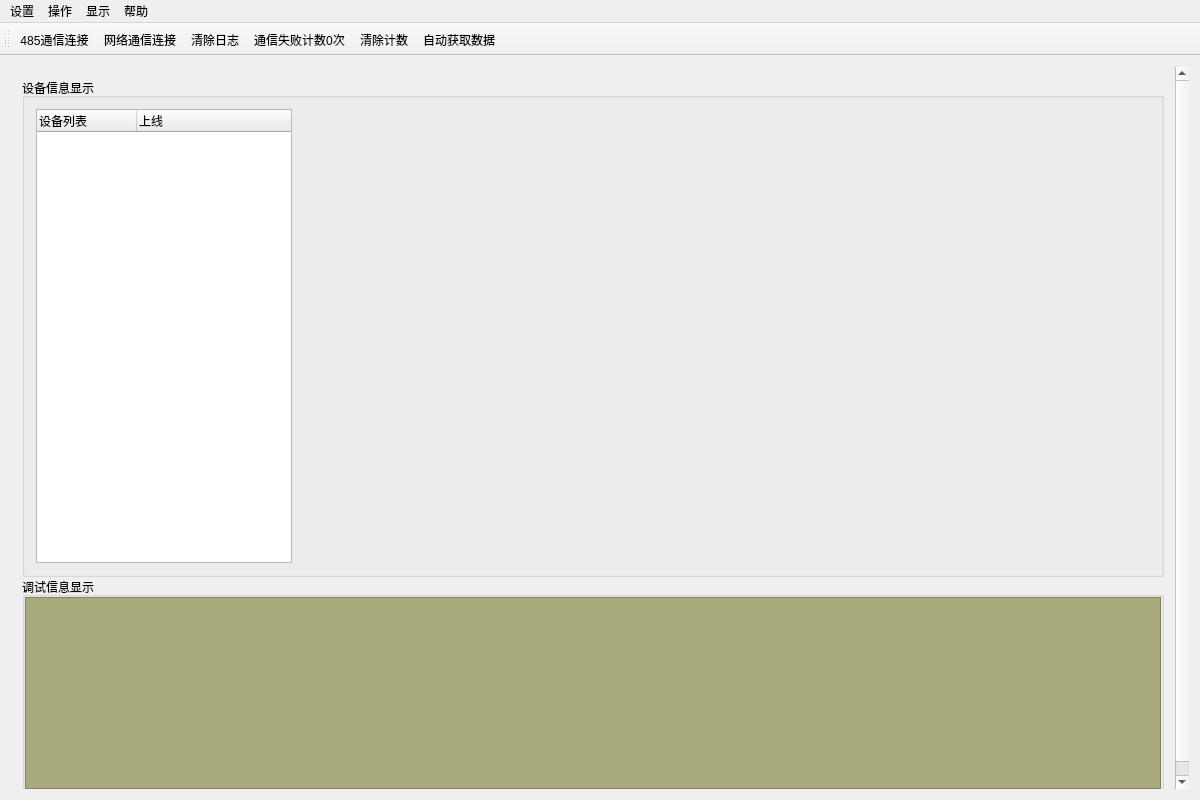
Before: the Qt Designer form monitormainwindow.ui in ounie-os/line_monitor, drawn with Qt 5.
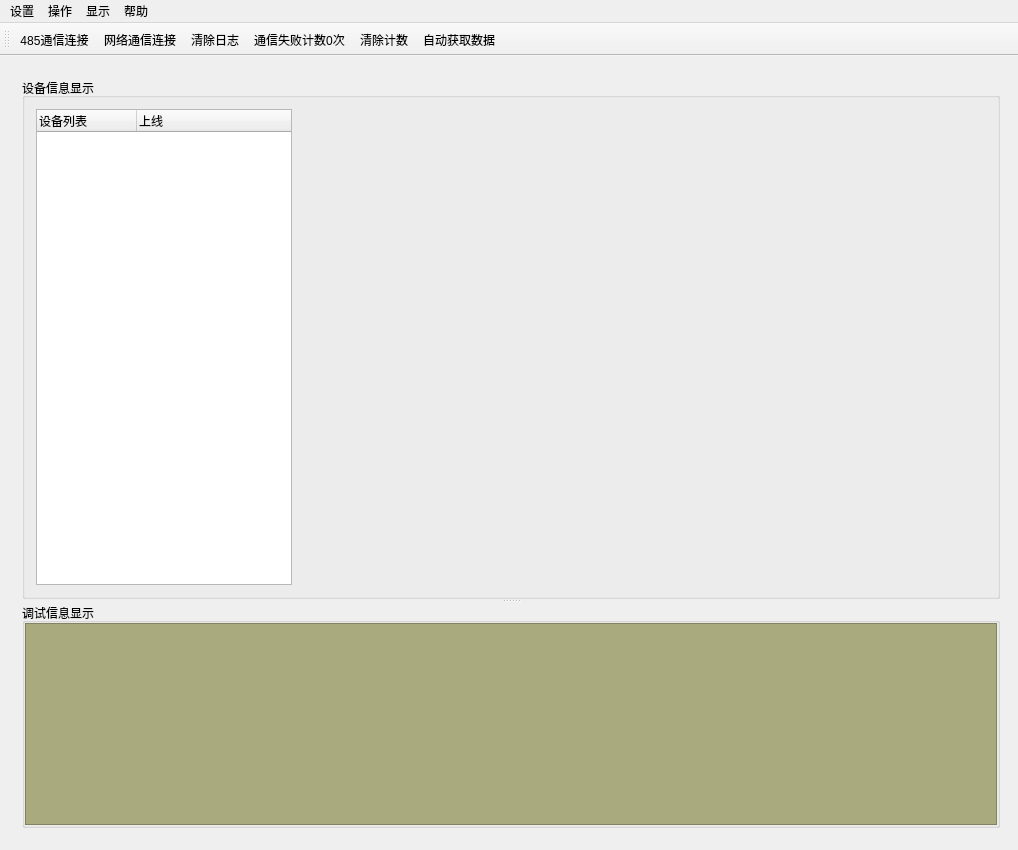
After: the same form once the commit is applied. The open tabs and pages were chosen to show the change. Custom widgets are drawn as their Qt base class.

Patch:
```diff
--- a/monitormainwindow.ui
+++ b/monitormainwindow.ui
@@ -6,8 +6,8 @@
    <rect>
     <x>0</x>
     <y>0</y>
-    <width>1200</width>
-    <height>800</height>
+    <width>1018</width>
+    <height>850</height>
    </rect>
   </property>
   <property name="sizePolicy">
@@ -29,6 +29,12 @@
    <string>MonitorMainWindow</string>
   </property>
   <widget class="QWidget" name="centralWidget">
+   <property name="sizePolicy">
+    <sizepolicy hsizetype="Preferred" vsizetype="Expanding">
+     <horstretch>0</horstretch>
+     <verstretch>0</verstretch>
+    </sizepolicy>
+   </property>
    <layout class="QVBoxLayout" name="verticalLayout_2">
     <item>
      <widget class="QScrollArea" name="scrollArea">
@@ -58,18 +64,29 @@
         <rect>
          <x>0</x>
          <y>0</y>
-         <width>1182</width>
-         <height>737</height>
+         <width>1000</width>
+         <height>787</height>
         </rect>
        </property>
-       <layout class="QHBoxLayout" name="horizontalLayout_5">
-        <item>
+       <property name="sizePolicy">
+        <sizepolicy hsizetype="Preferred" vsizetype="Expanding">
+         <horstretch>0</horstretch>
+         <verstretch>0</verstretch>
+        </sizepolicy>
+       </property>
          <layout class="QVBoxLayout" name="verticalLayout">
-          <property name="spacing">
-           <number>0</number>
-          </property>
           <item>
+         <widget class="QSplitter" name="splitter">
+          <property name="orientation">
+           <enum>Qt::Vertical</enum>
+          </property>
            <widget class="QGroupBox" name="groupBox_2">
+           <property name="sizePolicy">
+            <sizepolicy hsizetype="Preferred" vsizetype="Expanding">
+             <horstretch>0</horstretch>
+             <verstretch>0</verstretch>
+            </sizepolicy>
+           </property>
             <property name="title">
              <string>设备信息显示</string>
             </property>
@@ -91,15 +108,27 @@
              </property>
              <item>
               <widget class="QStackedWidget" name="stackedWidget">
+              <property name="sizePolicy">
+               <sizepolicy hsizetype="Preferred" vsizetype="Expanding">
+                <horstretch>0</horstretch>
+                <verstretch>0</verstretch>
+               </sizepolicy>
+              </property>
                <property name="currentIndex">
                 <number>0</number>
                </property>
                <widget class="QWidget" name="page">
+               <property name="sizePolicy">
+                <sizepolicy hsizetype="Preferred" vsizetype="Expanding">
+                 <horstretch>0</horstretch>
+                 <verstretch>0</verstretch>
+                </sizepolicy>
+               </property>
                 <layout class="QHBoxLayout" name="horizontalLayout_2">
                  <item>
                   <widget class="QTreeWidget" name="treeWidget_deviceList">
                    <property name="sizePolicy">
-                    <sizepolicy hsizetype="Fixed" vsizetype="Preferred">
+                   <sizepolicy hsizetype="Fixed" vsizetype="Expanding">
                      <horstretch>0</horstretch>
                      <verstretch>0</verstretch>
                     </sizepolicy>
@@ -121,13 +150,26 @@
                  </item>
                  <item>
                   <widget class="QStackedWidget" name="stackedWidget_device">
+                  <property name="sizePolicy">
+                   <sizepolicy hsizetype="Preferred" vsizetype="Expanding">
+                    <horstretch>0</horstretch>
+                    <verstretch>0</verstretch>
+                   </sizepolicy>
+                  </property>
                    <property name="currentIndex">
                     <number>0</number>
                    </property>
                    <widget class="QWidget" name="page_2">
                     <layout class="QHBoxLayout" name="horizontalLayout_3"/>
                    </widget>
-                   <widget class="QWidget" name="page_3"/>
+                  <widget class="QWidget" name="page_3">
+                   <property name="sizePolicy">
+                    <sizepolicy hsizetype="Preferred" vsizetype="Expanding">
+                     <horstretch>0</horstretch>
+                     <verstretch>0</verstretch>
+                    </sizepolicy>
+                   </property>
+                  </widget>
                   </widget>
                  </item>
                 </layout>
@@ -303,9 +345,13 @@
              </item>
             </layout>
            </widget>
-          </item>
-          <item>
            <widget class="QGroupBox" name="groupBox_3">
+           <property name="sizePolicy">
+            <sizepolicy hsizetype="Preferred" vsizetype="Expanding">
+             <horstretch>0</horstretch>
+             <verstretch>0</verstretch>
+            </sizepolicy>
+           </property>
             <property name="title">
              <string>调试信息显示</string>
             </property>
@@ -328,7 +374,7 @@
              <item>
               <widget class="QTextBrowser" name="textBrowser">
                <property name="sizePolicy">
-                <sizepolicy hsizetype="Expanding" vsizetype="Fixed">
+               <sizepolicy hsizetype="Expanding" vsizetype="Expanding">
                  <horstretch>0</horstretch>
                  <verstretch>0</verstretch>
                 </sizepolicy>
@@ -340,8 +386,7 @@
              </item>
             </layout>
            </widget>
-          </item>
-         </layout>
+         </widget>
         </item>
        </layout>
       </widget>
@@ -354,7 +399,7 @@
     <rect>
      <x>0</x>
      <y>0</y>
-     <width>1200</width>
+     <width>1018</width>
      <height>23</height>
     </rect>
    </property>
```
Left out of the diff: 41 changed lines with no effect on the pictures. Lines whose indentation alone changed are shown as unchanged.
